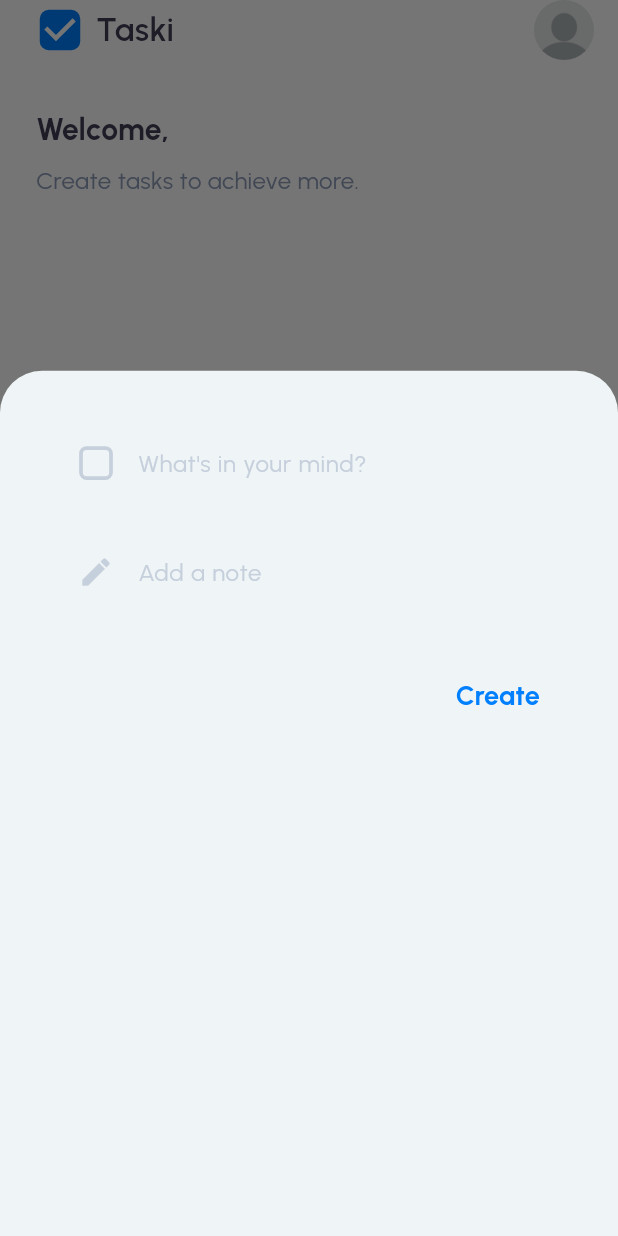
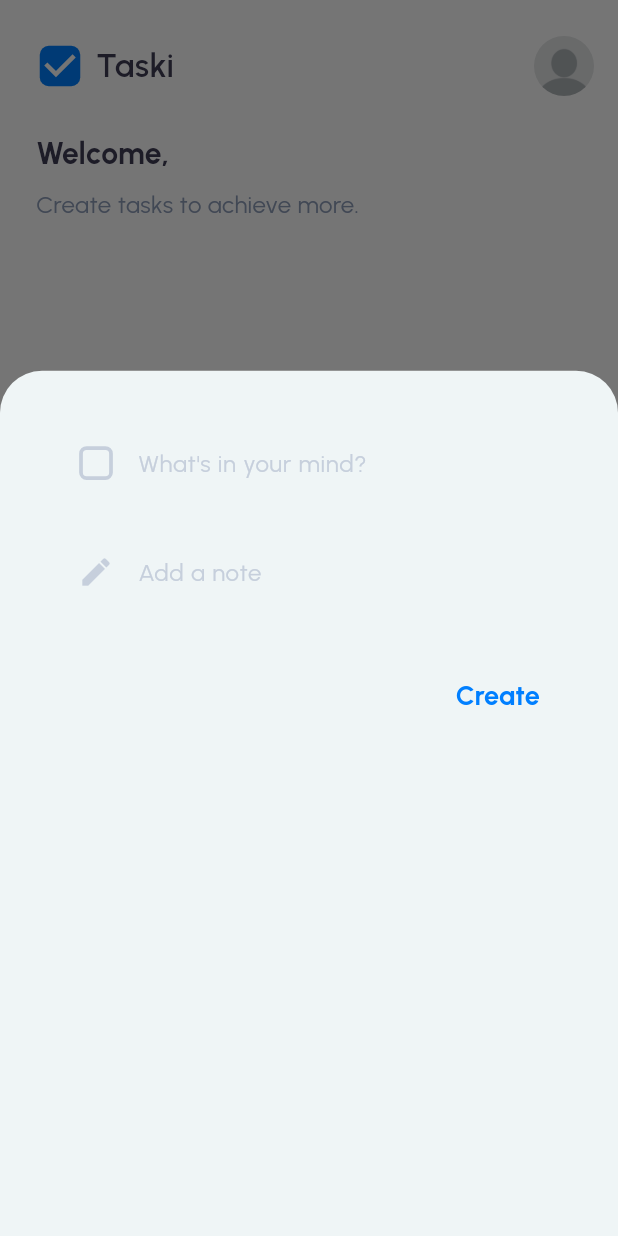
Before and after one commit to andresilvase/tasky, a Flutter app: the Home screen opened by its route, after a tap on "Create task", on a phone screen of 412 x 824 dp. Run offline on Flutter 3.47's test engine with Material 3 defaults, Android fonts, the phone set to English and light mode, and no system bars; our stand-ins replace flutter_svg, get, google_fonts, hive, image_picker, permission_handler; missing offline and left inert: app_settings, country_flags; accounts and stored records are empty; generated files the repository leaves out were written again.

Commit message:
setting up status bar color

```diff
--- a/lib/core/widgets/header.dart
+++ b/lib/core/widgets/header.dart
@@ -20,7 +20,7 @@ class _AppHeaderState extends State<AppHeader> {
   @override
   Widget build(BuildContext context) {
     return Padding(
-      padding: const EdgeInsets.symmetric(horizontal: 16.0),
+      padding: const EdgeInsets.symmetric(horizontal: 16.0, vertical: 24.0),
       child: _profile(),
     );
   }
--- a/lib/features/auth/widgets/input_text.dart
+++ b/lib/features/auth/widgets/input_text.dart
@@ -26,7 +26,6 @@ class InputText extends StatelessWidget {
   Widget build(BuildContext context) {
     return TextFormField(
       controller: controller,
-      autofocus: true,
       focusNode: focusNode,
       onChanged: onChanged,
       style: inputTextHelperTextStyle(TaskiColors.statePurple),
--- a/lib/features/home/controller.dart
+++ b/lib/features/home/controller.dart
@@ -1,3 +1,5 @@
+import 'package:taski/core/constants/colors.dart';
+import 'package:flutter/services.dart';
 import 'package:get/get.dart';
 
 class HomeController extends GetxController {
@@ -12,4 +14,13 @@ class HomeController extends GetxController {
   void backToHome() {
     changeIndex(0);
   }
+
+  void setStatusBarColor() {
+    SystemChrome.setSystemUIOverlayStyle(
+      SystemUiOverlayStyle(
+        statusBarIconBrightness: Brightness.light,
+        statusBarColor: TaskiColors.blue,
+      ),
+    );
+  }
 }
--- a/lib/features/home/home.dart
+++ b/lib/features/home/home.dart
@@ -15,7 +15,8 @@ class Home extends StatelessWidget {
 
   @override
   Widget build(BuildContext context) {
-    final HomeController controller = Get.find();
+    final HomeController homeController = Get.find();
+    homeController.setStatusBarColor();
 
     final pages = <Widget>[
       TodoList(),
@@ -35,7 +36,7 @@ class Home extends StatelessWidget {
                 height: Get.height,
                 child: Obx(
                   () => IndexedStack(
-                    index: controller.currentIndex,
+                    index: homeController.currentIndex,
                     children: pages,
                   ),
                 ),
@@ -49,12 +50,12 @@ class Home extends StatelessWidget {
           onIndexChanged: (index) async {
             if (index == 1) {
               await createTaskBottomSheet(context);
-              controller.backToHome();
+              homeController.backToHome();
             } else {
-              controller.changeIndex(index);
+              homeController.changeIndex(index);
             }
           },
-          currentIndex: controller.currentIndex,
+          currentIndex: homeController.currentIndex,
         ),
       ),
     );
--- a/lib/features/tasks/views/todo_list.dart.dart
+++ b/lib/features/tasks/views/todo_list.dart.dart
@@ -31,7 +31,6 @@ class TodoList extends StatelessWidget {
       crossAxisAlignment: CrossAxisAlignment.start,
       spacing: 8,
       children: [
-        SizedBox(height: 24),
         _welcomeMessage(),
         _taskSummary(),
       ],
```
Also changed, not shown: lib/core/widgets/menu_header.dart (+9 -3 lines).
